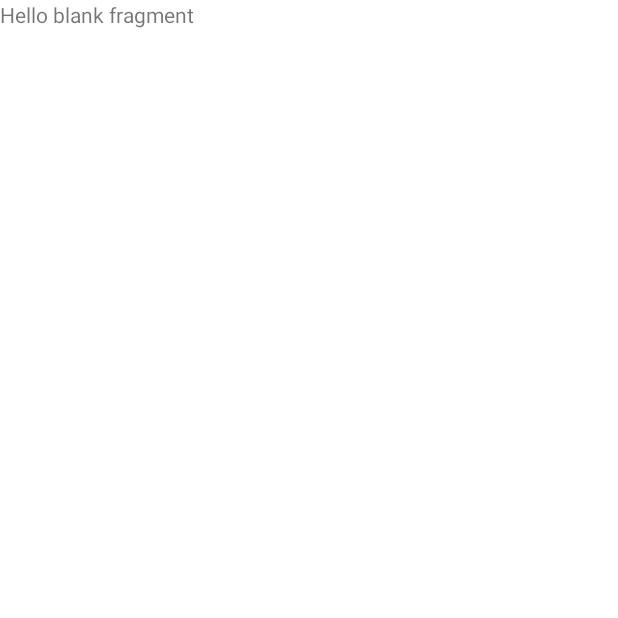
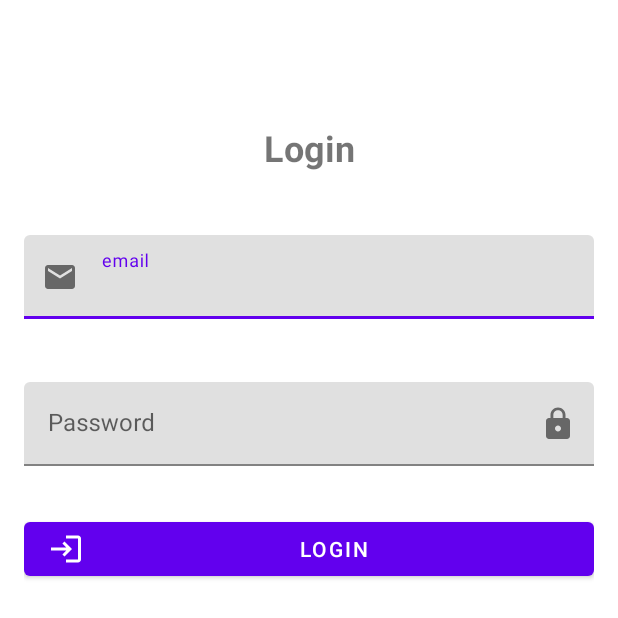
Before and after one commit to Towal69/app-movile, an Android app built with Jetpack Compose: the screen it shows after launch (MainActivity), on a phone screen of 412 x 824 dp. Before the commit the part shown is almost empty. Shown: the top 618 px of the screen. Run offline under Robolectric (Android 15) with nearby library versions, the phone set to English and light mode, and no system bars.

Commit message:
Terminando layout login

```diff
--- a/app/src/main/java/com/example/myaplicacion/view/login/LoginFragment.kt
+++ b/app/src/main/java/com/example/myaplicacion/view/login/LoginFragment.kt
@@ -12,12 +12,10 @@ class LoginFragment : Fragment() {
 
     private var _binding: FragmentLoginBinding? = null
     private val binding get() = _binding!!
-
     override fun onCreate(savedInstanceState: Bundle?) {
         super.onCreate(savedInstanceState)
 
     }
-
     override fun onCreateView(
         inflater: LayoutInflater, container: ViewGroup?,
         savedInstanceState: Bundle?
--- /dev/null
+++ b/app/src/main/res/drawable/baseline_email_24.xml
@@ -0,0 +1,5 @@
+<vector xmlns:android="http://schemas.android.com/apk/res/android" android:height="24dp" android:tint="#000000" android:viewportHeight="24" android:viewportWidth="24" android:width="24dp">
+
+    <path android:fillColor="@android:color/white" android:pathData="M20,4L4,4c-1.1,0 -1.99,0.9 -1.99,2L2,18c0,1.1 0.9,2 2,2h16c1.1,0 2,-0.9 2,-2L22,6c0,-1.1 -0.9,-2 -2,-2zM20,8l-8,5 -8,-5L4,6l8,5 8,-5v2z"/>
+
+</vector>
--- /dev/null
+++ b/app/src/main/res/drawable/baseline_lock_24.xml
@@ -0,0 +1,5 @@
+<vector xmlns:android="http://schemas.android.com/apk/res/android" android:height="24dp" android:tint="#000000" android:viewportHeight="24" android:viewportWidth="24" android:width="24dp">
+
+    <path android:fillColor="@android:color/white" android:pathData="M18,8h-1L17,6c0,-2.76 -2.24,-5 -5,-5S7,3.24 7,6v2L6,8c-1.1,0 -2,0.9 -2,2v10c0,1.1 0.9,2 2,2h12c1.1,0 2,-0.9 2,-2L20,10c0,-1.1 -0.9,-2 -2,-2zM12,17c-1.1,0 -2,-0.9 -2,-2s0.9,-2 2,-2 2,0.9 2,2 -0.9,2 -2,2zM15.1,8L8.9,8L8.9,6c0,-1.71 1.39,-3.1 3.1,-3.1 1.71,0 3.1,1.39 3.1,3.1v2z"/>
+
+</vector>
--- /dev/null
+++ b/app/src/main/res/drawable/baseline_login_24.xml
@@ -0,0 +1,5 @@
+<vector xmlns:android="http://schemas.android.com/apk/res/android" android:autoMirrored="true" android:height="24dp" android:tint="#000000" android:viewportHeight="24" android:viewportWidth="24" android:width="24dp">
+
+    <path android:fillColor="@android:color/white" android:pathData="M11,7L9.6,8.4l2.6,2.6H2v2h10.2l-2.6,2.6L11,17l5,-5L11,7zM20,19h-8v2h8c1.1,0 2,-0.9 2,-2V5c0,-1.1 -0.9,-2 -2,-2h-8v2h8V19z"/>
+
+</vector>
--- a/app/src/main/res/layout/fragment_login.xml
+++ b/app/src/main/res/layout/fragment_login.xml
@@ -1,14 +1,99 @@
 <?xml version="1.0" encoding="utf-8"?>
-<FrameLayout xmlns:android="http://schemas.android.com/apk/res/android"
+<androidx.constraintlayout.widget.ConstraintLayout
+    xmlns:android="http://schemas.android.com/apk/res/android"
     xmlns:tools="http://schemas.android.com/tools"
+    xmlns:app="http://schemas.android.com/apk/res-auto"
     android:layout_width="match_parent"
     android:layout_height="match_parent"
-    tools:context=".view.login.LoginFragment">
+    tools:context=".view.login.LoginFragment"
+    android:layout_margin="16dp"
+    >
 
-    <!-- TODO: Update blank fragment layout -->
-    <TextView
-        android:layout_width="match_parent"
-        android:layout_height="match_parent"
-        android:text="@string/hello_blank_fragment" />
+    <com.google.android.material.textview.MaterialTextView
+        android:id="@+id/textViewEmail"
+        android:layout_width="wrap_content"
+        android:layout_height="wrap_content"
+        app:layout_constraintEnd_toEndOf="parent"
+        app:layout_constraintStart_toStartOf="parent"
+        app:layout_constraintTop_toTopOf="parent"
+        android:text="Login"
+        android:textSize="24sp"
+        android:textStyle="bold"
+        android:layout_marginTop="66dp"
+        android:layout_marginBottom="16dp"
 
-</FrameLayout>
+        />
+    <com.google.android.material.textfield.TextInputLayout
+        android:id="@+id/EmailTextInputLayout"
+        app:layout_constraintTop_toBottomOf="@+id/textViewEmail"
+        app:layout_constraintStart_toStartOf="parent"
+        app:layout_constraintEnd_toEndOf="parent"
+        app:startIconDrawable="@drawable/baseline_email_24"
+        android:text="email"
+        android:hint="email"
+        android:layout_width="0dp"
+        android:layout_marginTop="26dp"
+        android:layout_height="wrap_content">
+
+        <com.google.android.material.textfield.TextInputEditText
+            android:id="@+id/EmailEditText"
+            android:layout_width="match_parent"
+            android:layout_height="wrap_content"
+            android:inputType="text"
+            android:layout_marginTop="16dp"
+            android:layout_marginBottom="16dp"
+            app:layout_constraintTop_toBottomOf="@+id/EmailTextInputLayout"
+            app:layout_constraintStart_toStartOf="parent"
+            app:layout_constraintEnd_toEndOf="parent"
+            />
+
+
+
+    </com.google.android.material.textfield.TextInputLayout>
+
+    <com.google.android.material.textfield.TextInputLayout
+        android:id="@+id/textViewPassword"
+        android:layout_width="0dp"
+        android:layout_height="wrap_content"
+        android:layout_marginTop="16dp"
+        android:text="Password"
+        app:layout_constraintStart_toStartOf="parent"
+        app:layout_constraintEnd_toEndOf="parent"
+        app:layout_constraintTop_toBottomOf="@+id/EmailTextInputLayout"
+        android:hint="Password"
+        android:textStyle="bold"
+        android:textSize="24sp"
+        app:endIconMode="password_toggle"
+        app:endIconDrawable="@drawable/baseline_lock_24">
+
+        <com.google.android.material.textfield.TextInputEditText
+            android:id="@+id/PasswordEditText"
+            android:layout_width="match_parent"
+            android:layout_height="wrap_content"
+            android:inputType="text"
+            android:layout_marginTop="10dp"
+            android:layout_marginBottom="16dp"
+            app:layout_constraintTop_toBottomOf="@+id/textViewPassword"
+            app:layout_constraintStart_toStartOf="parent"
+            app:layout_constraintEnd_toEndOf="parent"
+        />
+
+    </com.google.android.material.textfield.TextInputLayout>
+
+    <com.google.android.material.button.MaterialButton
+        android:id="@+id/loginButton"
+        android:layout_width="0dp"
+        android:layout_height="wrap_content"
+        android:text="login"
+        app:layout_constraintTop_toBottomOf="@+id/textViewPassword"
+        app:layout_constraintEnd_toEndOf="parent"
+        app:layout_constraintStart_toStartOf="parent"
+        android:layout_marginTop="15dp"
+        app:icon="@drawable/baseline_login_24"
+        />
+
+
+
+
+
+</androidx.constraintlayout.widget.ConstraintLayout>
--- a/app/src/main/res/navigation/nav_graph.xml
+++ b/app/src/main/res/navigation/nav_graph.xml
@@ -9,7 +9,11 @@
         android:id="@+id/loginFragment3"
         android:name="com.example.myaplicacion.view.login.LoginFragment"
         android:label="fragment_login"
-        tools:layout="@layout/fragment_login" />
+        tools:layout="@layout/fragment_login" >
+        <action
+            android:id="@+id/action_loginFragment3_to_registerFragment2"
+            app:destination="@id/registerFragment2" />
+    </fragment>
     <fragment
         android:id="@+id/registerFragment2"
         android:name="com.example.myaplicacion.view.register.RegisterFragment"
```
